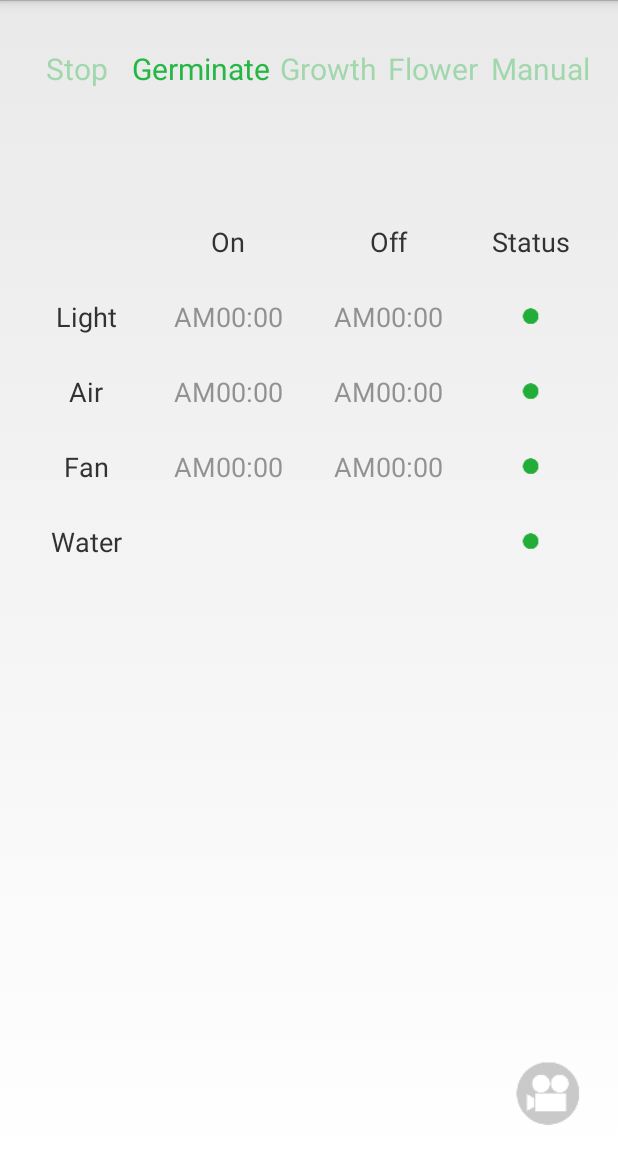
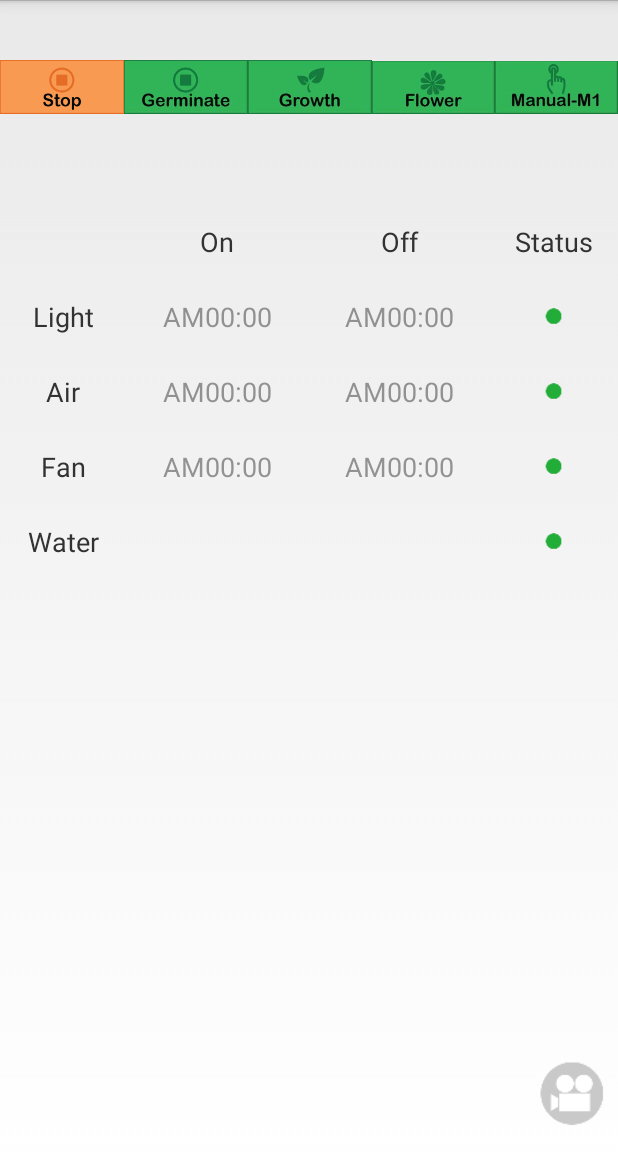
Before and after one commit to pml1988/EcoproTools, an Android app: the screen it shows after launch (MainActivity), on a phone screen of 412 x 824 dp, the part 72-1236 px from its top. Run offline under Robolectric (Android 15) with nearby library versions, the light colour scheme and no system bars.

Commit message:
2016-03-19-second

```diff
--- a/app/src/main/res/layout/activity_main.xml
+++ b/app/src/main/res/layout/activity_main.xml
@@ -4,8 +4,6 @@
     android:layout_width="fill_parent"
     android:layout_height="match_parent"
     android:paddingBottom="@dimen/activity_vertical_margin"
-    android:paddingLeft="@dimen/activity_horizontal_margin"
-    android:paddingRight="@dimen/activity_horizontal_margin"
     android:paddingTop="@dimen/activity_vertical_margin"
     tools:context="com.anteya.ecoprotools.MainActivity">
 
@@ -23,31 +21,81 @@
             android:text="Stop"
             style="@style/ActivityMain_ButtonMode_Style"
             android:layout_width="wrap_content"
-            android:layout_weight="1" />
+            android:layout_weight="1"
+            android:visibility="gone" />
         <Button
             android:id="@+id/button1"
             style="@style/ActivityMain_ButtonMode_Style"
             android:text="Germinate"
             android:layout_width="wrap_content"
-            android:layout_weight="1" />
+            android:layout_weight="1"
+            android:visibility="gone" />
         <Button
             android:id="@+id/button2"
             style="@style/ActivityMain_ButtonMode_Style"
             android:text="Growth"
             android:layout_width="wrap_content"
-            android:layout_weight="1" />
+            android:layout_weight="1"
+            android:visibility="gone" />
         <Button
             android:id="@+id/button3"
             style="@style/ActivityMain_ButtonMode_Style"
             android:text="Flower"
             android:layout_width="wrap_content"
-            android:layout_weight="1" />
+            android:layout_weight="1"
+            android:visibility="gone" />
         <Button
             android:id="@+id/button4"
             style="@style/ActivityMain_ButtonMode_Style"
             android:text="Manual"
             android:layout_width="wrap_content"
-            android:layout_weight="1" />
+            android:layout_weight="1"
+            android:visibility="gone" />
+
+        <ImageButton
+            android:layout_width="wrap_content"
+            android:layout_height="wrap_content"
+            android:id="@+id/imageButton2"
+            android:layout_weight="1"
+            android:src="@drawable/activity_main_stop_on"
+            android:scaleType="fitEnd"
+            android:background="@null" />
+
+        <ImageButton
+            android:layout_width="wrap_content"
+            android:layout_height="wrap_content"
+            android:id="@+id/imageButton"
+            android:layout_weight="1"
+            android:src="@drawable/activity_main_germinate_off"
+            android:scaleType="fitEnd"
+            android:background="@null" />
+
+        <ImageButton
+            android:layout_width="wrap_content"
+            android:layout_height="wrap_content"
+            android:id="@+id/imageButton4"
+            android:layout_weight="1"
+            android:src="@drawable/activity_main_growth_off"
+            android:scaleType="fitEnd"
+            android:background="@null" />
+
+        <ImageButton
+            android:layout_width="wrap_content"
+            android:layout_height="wrap_content"
+            android:id="@+id/imageButton3"
+            android:layout_weight="1"
+            android:src="@drawable/activity_main_flower_off"
+            android:scaleType="fitEnd"
+            android:background="@null" />
+
+        <ImageButton
+            android:layout_width="wrap_content"
+            android:layout_height="wrap_content"
+            android:id="@+id/imageButton6"
+            android:layout_weight="1"
+            android:src="@drawable/activity_main_manual_off"
+            android:scaleType="fitEnd"
+            android:background="@null" />
     </LinearLayout>
 
 
```
Also changed, not shown: app/src/main/res/drawable/activity_main_flower_off.jpg (added), app/src/main/res/drawable/activity_main_germinate_off.jpg (added), app/src/main/res/drawable/activity_main_growth_off.jpg (added), app/src/main/res/drawable/activity_main_manual_off.jpg (added), 1 other file.
